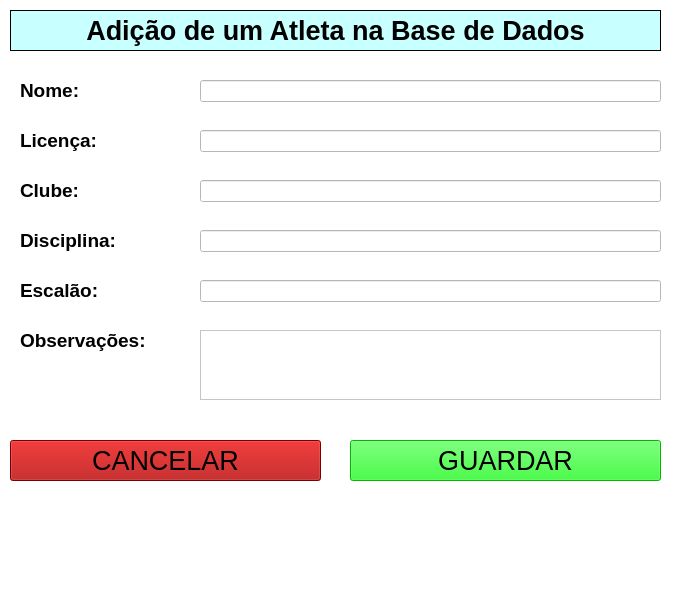
Old version of the form central_pc/gui/addplayerwindow.ui in the repository xBogas/ES-SACA.
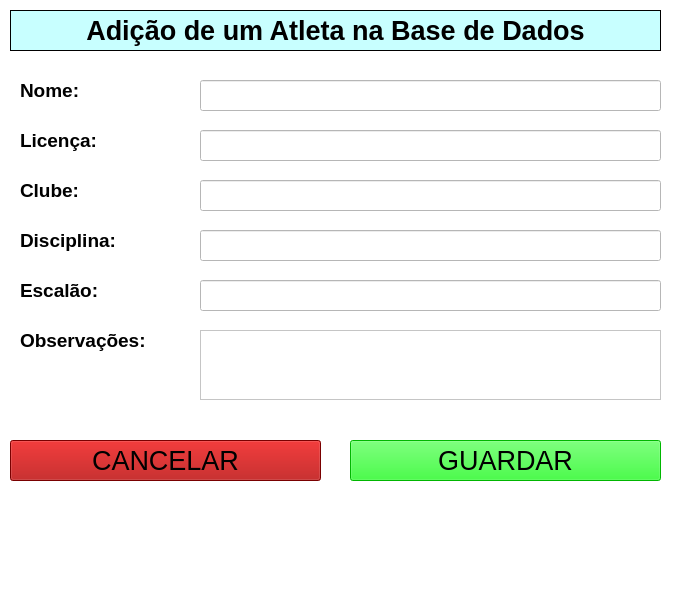
New version of the form.

Commit message: changed design of addplayerwindow and passed to it the database pointer

```diff
--- a/central_pc/gui/addplayerwindow.ui
+++ b/central_pc/gui/addplayerwindow.ui
@@ -213,9 +213,14 @@
       <x>200</x>
       <y>80</y>
       <width>461</width>
-      <height>22</height>
+      <height>31</height>
      </rect>
     </property>
+    <property name="font">
+     <font>
+      <pointsize>12</pointsize>
+     </font>
+    </property>
    </widget>
    <widget class="QLineEdit" name="lineEdit_2">
     <property name="geometry">
@@ -223,9 +228,14 @@
       <x>200</x>
       <y>130</y>
       <width>461</width>
-      <height>22</height>
+      <height>31</height>
      </rect>
     </property>
+    <property name="font">
+     <font>
+      <pointsize>12</pointsize>
+     </font>
+    </property>
    </widget>
    <widget class="QLineEdit" name="lineEdit_3">
     <property name="geometry">
@@ -233,9 +243,14 @@
       <x>200</x>
       <y>180</y>
       <width>461</width>
-      <height>22</height>
+      <height>31</height>
      </rect>
     </property>
+    <property name="font">
+     <font>
+      <pointsize>12</pointsize>
+     </font>
+    </property>
    </widget>
    <widget class="QLineEdit" name="lineEdit_4">
     <property name="geometry">
@@ -243,9 +258,14 @@
       <x>200</x>
       <y>230</y>
       <width>461</width>
-      <height>22</height>
+      <height>31</height>
      </rect>
     </property>
+    <property name="font">
+     <font>
+      <pointsize>12</pointsize>
+     </font>
+    </property>
    </widget>
    <widget class="QLineEdit" name="lineEdit_5">
     <property name="geometry">
@@ -253,9 +273,14 @@
       <x>200</x>
       <y>280</y>
       <width>461</width>
-      <height>22</height>
+      <height>31</height>
      </rect>
     </property>
+    <property name="font">
+     <font>
+      <pointsize>12</pointsize>
+     </font>
+    </property>
    </widget>
    <widget class="QTextEdit" name="textEdit">
     <property name="geometry">
```
Left out of the diff: 17 changed lines with no effect on the pictures. The commit also changes 5 other files.
